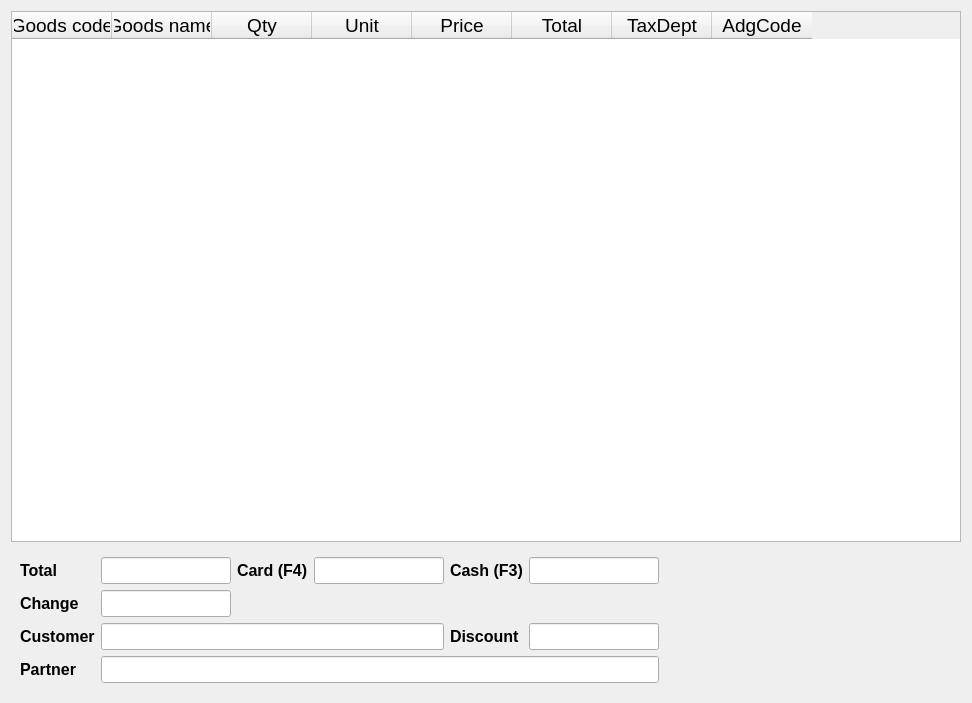
First picture: the form in Shop/worder.ui, repository End1-1/Cafe5, before the edit.
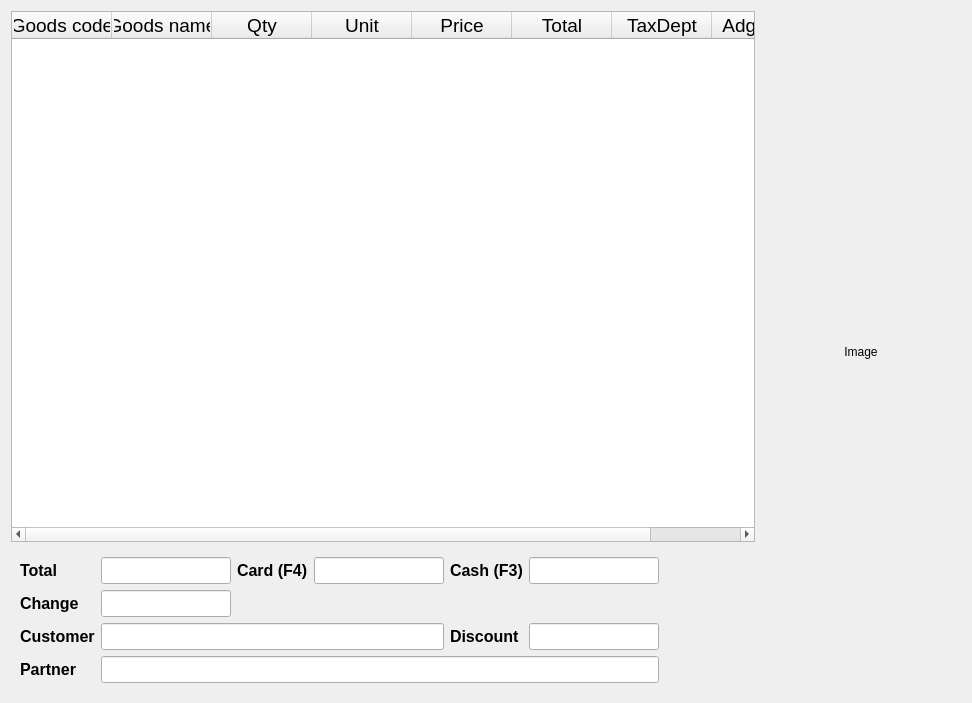
Second picture: the form after the edit. Custom widgets are drawn as their Qt base class.

What changed in the file:
```diff
--- a/Shop/worder.ui
+++ b/Shop/worder.ui
@@ -13,73 +13,8 @@
   <property name="windowTitle">
    <string>Form</string>
   </property>
-  <layout class="QVBoxLayout" name="verticalLayout">
-   <item>
-    <widget class="C5TableWidget" name="tblGoods">
-     <property name="font">
-      <font>
-       <pointsize>14</pointsize>
-      </font>
-     </property>
-     <property name="styleSheet">
-      <string notr="true">QTableWidget::item:selected{
- background-color: #005e37;
-color:white;
-font-size:13pt;
-};</string>
-     </property>
-     <property name="editTriggers">
-      <set>QAbstractItemView::NoEditTriggers</set>
-     </property>
-     <property name="selectionMode">
-      <enum>QAbstractItemView::SingleSelection</enum>
-     </property>
-     <property name="selectionBehavior">
-      <enum>QAbstractItemView::SelectRows</enum>
-     </property>
-     <column>
-      <property name="text">
-       <string>Goods code</string>
-      </property>
-     </column>
-     <column>
-      <property name="text">
-       <string>Goods name</string>
-      </property>
-     </column>
-     <column>
-      <property name="text">
-       <string>Qty</string>
-      </property>
-     </column>
-     <column>
-      <property name="text">
-       <string>Unit</string>
-      </property>
-     </column>
-     <column>
-      <property name="text">
-       <string>Price</string>
-      </property>
-     </column>
-     <column>
-      <property name="text">
-       <string>Total</string>
-      </property>
-     </column>
-     <column>
-      <property name="text">
-       <string>TaxDept</string>
-      </property>
-     </column>
-     <column>
-      <property name="text">
-       <string>AdgCode</string>
-      </property>
-     </column>
-    </widget>
-   </item>
-   <item>
+  <layout class="QGridLayout" name="gridLayout_2">
+   <item row="1" column="0">
     <widget class="QWidget" name="widget_2" native="true">
      <property name="font">
       <font>
@@ -281,6 +216,93 @@
      </layout>
     </widget>
    </item>
+   <item row="0" column="0">
+    <widget class="C5TableWidget" name="tblGoods">
+     <property name="font">
+      <font>
+       <pointsize>14</pointsize>
+      </font>
+     </property>
+     <property name="styleSheet">
+      <string notr="true">QTableWidget::item:selected{
+ background-color: #005e37;
+color:white;
+font-size:13pt;
+};</string>
+     </property>
+     <property name="editTriggers">
+      <set>QAbstractItemView::NoEditTriggers</set>
+     </property>
+     <property name="selectionMode">
+      <enum>QAbstractItemView::SingleSelection</enum>
+     </property>
+     <property name="selectionBehavior">
+      <enum>QAbstractItemView::SelectRows</enum>
+     </property>
+     <column>
+      <property name="text">
+       <string>Goods code</string>
+      </property>
+     </column>
+     <column>
+      <property name="text">
+       <string>Goods name</string>
+      </property>
+     </column>
+     <column>
+      <property name="text">
+       <string>Qty</string>
+      </property>
+     </column>
+     <column>
+      <property name="text">
+       <string>Unit</string>
+      </property>
+     </column>
+     <column>
+      <property name="text">
+       <string>Price</string>
+      </property>
+     </column>
+     <column>
+      <property name="text">
+       <string>Total</string>
+      </property>
+     </column>
+     <column>
+      <property name="text">
+       <string>TaxDept</string>
+      </property>
+     </column>
+     <column>
+      <property name="text">
+       <string>AdgCode</string>
+      </property>
+     </column>
+    </widget>
+   </item>
+   <item row="0" column="1" rowspan="2">
+    <widget class="QWidget" name="wimage" native="true">
+     <property name="minimumSize">
+      <size>
+       <width>200</width>
+       <height>0</height>
+      </size>
+     </property>
+     <layout class="QHBoxLayout" name="horizontalLayout">
+      <item>
+       <widget class="QLabel" name="lbGoodsImage">
+        <property name="text">
+         <string>Image</string>
+        </property>
+        <property name="alignment">
+         <set>Qt::AlignCenter</set>
+        </property>
+       </widget>
+      </item>
+     </layout>
+    </widget>
+   </item>
   </layout>
  </widget>
  <customwidgets>
```
Left out of the diff: 2 changed lines with no effect on the pictures.
